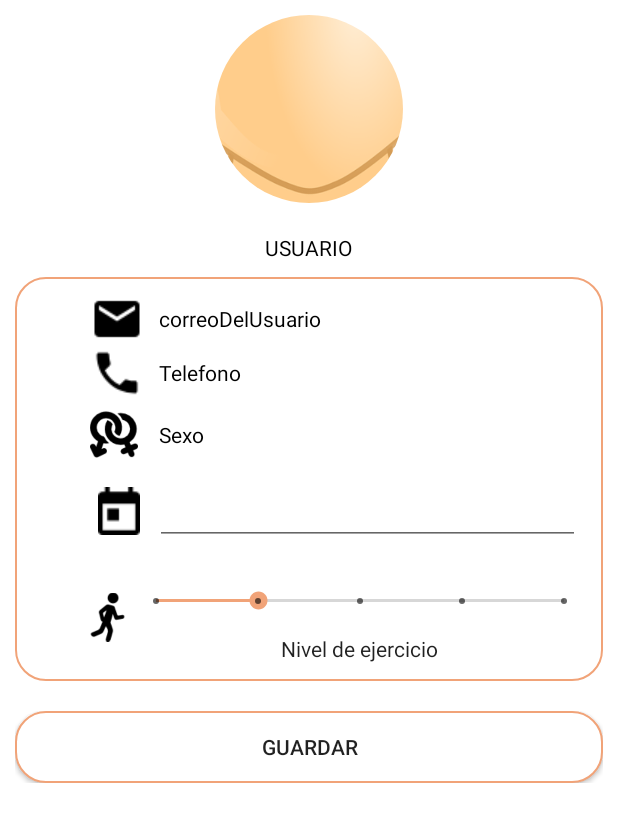
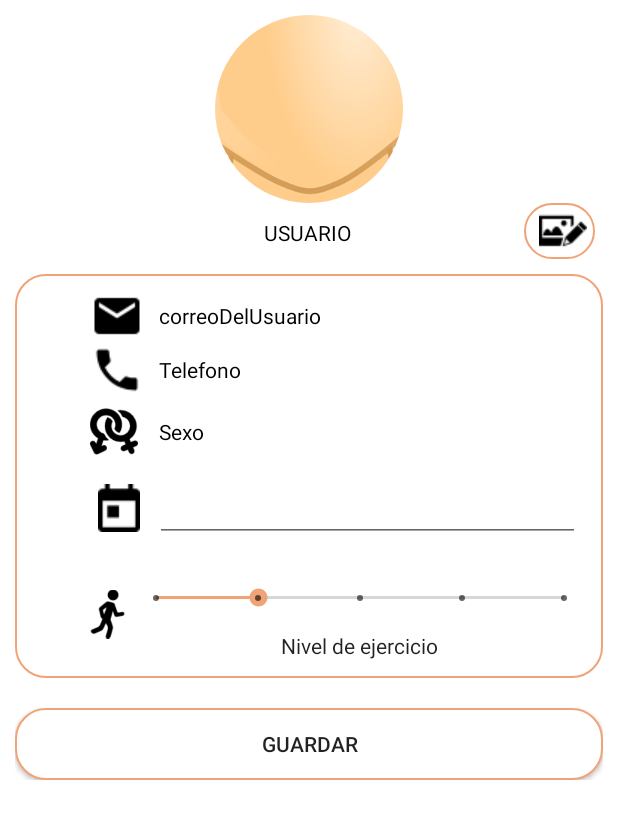
Before and after one commit to joacaar/ProyectoIoTGrupo1GTI2, an Android app: the layout perfil.xml on its own in the app's theme, with its tools: preview values and no code run, on a phone screen of 412 x 824 dp. Shown: the top 822 px of the screen. Run offline under Robolectric (Android 15) with nearby library versions, the light colour scheme and no system bars.

Commit message:
boton editar foto

```diff
--- a/APP/proyectoIoTG1/app/src/main/res/layout/perfil.xml
+++ b/APP/proyectoIoTG1/app/src/main/res/layout/perfil.xml
@@ -15,7 +15,7 @@
         <LinearLayout
             android:layout_width="match_parent"
             android:layout_height="wrap_content"
-            android:orientation="vertical" >
+            android:orientation="vertical">
 
             <LinearLayout
                 android:layout_width="match_parent"
@@ -25,9 +25,9 @@
 
                 <de.hdodenhof.circleimageview.CircleImageView
                     android:id="@+id/fotoUsuario"
-                    android:layout_width="match_parent"
+                    android:layout_width="146dp"
                     android:layout_height="125dp"
-                    android:onClick="editarFoto"
+                    android:layout_weight="1"
                     android:src="@drawable/manolo"
                     app:layout_constraintBottom_toBottomOf="parent"
                     app:layout_constraintTop_toTopOf="parent" />
@@ -36,17 +36,34 @@
 
             <LinearLayout
                 android:layout_width="match_parent"
-                android:layout_height="wrap_content"
-                android:gravity="center"
-                android:orientation="vertical"
-                android:paddingTop="20dp">
+                android:layout_height="37dp"
+                android:gravity="fill_vertical|center"
+                android:orientation="horizontal">
 
                 <TextView
                     android:id="@+id/nombreUsuario"
                     android:layout_width="wrap_content"
                     android:layout_height="wrap_content"
+                    android:layout_marginLeft="60dp"
+                    android:layout_weight="1"
+                    android:gravity="center_horizontal"
+                    android:paddingTop="10dp"
                     android:text="@string/usuario"
                     android:textColor="@color/common_google_signin_btn_text_dark_focused" />
+
+                <ImageButton
+                    android:id="@+id/imageButton"
+                    android:layout_width="wrap_content"
+                    android:layout_height="wrap_content"
+                    android:layout_marginRight="15dp"
+                    android:layout_weight="0"
+                    android:background="@drawable/contenedor_rnd"
+                    android:onClick="editarFoto"
+                    android:paddingLeft="10dp"
+                    android:paddingTop="5dp"
+                    android:paddingRight="5dp"
+                    android:paddingBottom="5dp"
+                    android:src="@drawable/ic_editar_foto" />
             </LinearLayout>
 
             <LinearLayout
@@ -183,9 +200,8 @@
                             android:layout_marginLeft="10dp"
                             android:layout_weight="1"
                             android:ems="10"
-                            android:inputType="date"
                             android:focusable="false"
-                            />
+                            android:inputType="date" />
 
                     </LinearLayout>
                 </LinearLayout>
--- a/APP/proyectoIoTG1/app/src/main/res/xml/preferencias.xml
+++ b/APP/proyectoIoTG1/app/src/main/res/xml/preferencias.xml
@@ -8,7 +8,7 @@
         android:summary="Recibir notificaciones en la barra de estado"/> -->
     <PreferenceCategory
         android:key="otraCosa"
-        android:title="Seguridad">
+        android:title="Seguridad y privacidad">
         <SwitchPreference
             android:id="@+id/huell"
             android:defaultValue="false"
@@ -62,7 +62,7 @@
             android:selectAllOnFocus="true"
             android:singleLine="true"
             android:summary="El valor por defecto es 40, a mayor valor menor sensibilidad. Acomodelo como más prefiera."
-            android:title="Valor del acelerometro:" />
+            android:title="Sensibilidad:" />
     </PreferenceCategory>
 
 </PreferenceScreen>
```
Also changed, not shown: APP/proyectoIoTG1/app/src/main/java/com/GTI/Grupo1/IoT/TemperaturaActivity.java (+17 -0 lines), APP/proyectoIoTG1/app/src/main/res/layout/temperatura.xml (+6 -2 lines), APP/proyectoIoTG1/app/src/main/res/drawable/ic_editar_foto.png (added).
